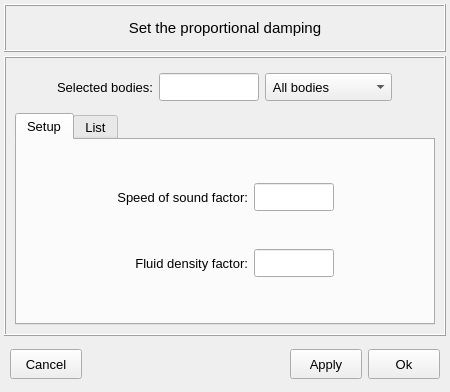
First picture: the form in vibra/interface/data/ui_files/model/acoustic/dissipation_models/proportional_damping_inputs.ui, repository MOPT-UFSC/VIBRA, before the edit.
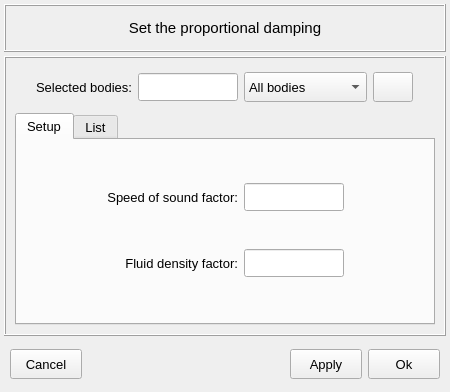
Second picture: the form after the edit. Icons and pictures are not drawn.

Commit message: Update the proportional damping ui file

The edit to the form file:
```diff
--- a/vibra/interface/data/ui_files/model/acoustic/dissipation_models/proportional_damping_inputs.ui
+++ b/vibra/interface/data/ui_files/model/acoustic/dissipation_models/proportional_damping_inputs.ui
@@ -7,7 +7,7 @@
     <x>0</x>
     <y>0</y>
     <width>450</width>
-    <height>388</height>
+    <height>392</height>
    </rect>
   </property>
   <property name="windowTitle">
@@ -111,7 +111,7 @@
         <property name="currentIndex">
          <number>0</number>
         </property>
-        <widget class="QWidget" name="tab_proportional_damping">
+        <widget class="QWidget" name="tab_main">
          <attribute name="title">
           <string>Setup</string>
          </attribute>
@@ -120,13 +120,13 @@
            <number>2</number>
           </property>
           <property name="topMargin">
-           <number>10</number>
+           <number>8</number>
           </property>
           <property name="rightMargin">
            <number>2</number>
           </property>
           <property name="bottomMargin">
-           <number>10</number>
+           <number>8</number>
           </property>
           <property name="spacing">
            <number>2</number>
@@ -246,13 +246,13 @@
               <widget class="QLineEdit" name="lineEdit_speed_of_sound_complex_factor">
                <property name="minimumSize">
                 <size>
-                 <width>80</width>
+                 <width>100</width>
                  <height>28</height>
                 </size>
                </property>
                <property name="maximumSize">
                 <size>
-                 <width>80</width>
+                 <width>100</width>
                  <height>28</height>
                 </size>
                </property>
@@ -279,13 +279,13 @@
               <widget class="QLineEdit" name="lineEdit_fluid_density_complex_factor">
                <property name="minimumSize">
                 <size>
-                 <width>80</width>
+                 <width>100</width>
                  <height>28</height>
                 </size>
                </property>
                <property name="maximumSize">
                 <size>
-                 <width>80</width>
+                 <width>100</width>
                  <height>28</height>
                 </size>
                </property>
@@ -533,83 +533,26 @@
           <number>6</number>
          </property>
          <property name="topMargin">
-          <number>6</number>
+          <number>2</number>
          </property>
          <property name="rightMargin">
           <number>6</number>
          </property>
          <property name="bottomMargin">
-          <number>6</number>
+          <number>2</number>
          </property>
-         <item row="0" column="3">
-          <widget class="QComboBox" name="comboBox_attribution_type">
-           <property name="minimumSize">
-            <size>
-             <width>0</width>
-             <height>28</height>
-            </size>
-           </property>
-           <property name="maximumSize">
-            <size>
-             <width>16777215</width>
-             <height>28</height>
-            </size>
-           </property>
-           <property name="font">
-            <font>
-             <pointsize>10</pointsize>
-            </font>
-           </property>
-           <item>
-            <property name="text">
-             <string> All bodies</string>
-            </property>
-           </item>
-           <item>
-            <property name="text">
-             <string> Selected bodies</string>
-            </property>
-           </item>
-          </widget>
-         </item>
-         <item row="0" column="4">
-          <spacer name="horizontalSpacer_3">
-           <property name="orientation">
-            <enum>Qt::Orientation::Horizontal</enum>
-           </property>
-           <property name="sizeHint" stdset="0">
-            <size>
-             <width>40</width>
-             <height>20</height>
-            </size>
-           </property>
-          </spacer>
-         </item>
-         <item row="0" column="0">
-          <spacer name="horizontalSpacer_4">
-           <property name="orientation">
-            <enum>Qt::Orientation::Horizontal</enum>
-           </property>
-           <property name="sizeHint" stdset="0">
-            <size>
-             <width>40</width>
-             <height>20</height>
-            </size>
-           </property>
-          </spacer>
-         </item>
          <item row="0" column="1">
           <widget class="QLabel" name="label_2">
            <property name="minimumSize">
             <size>
              <width>0</width>
-             <height>28</height>
+             <height>30</height>
             </size>
            </property>
            <property name="maximumSize">
             <size>
              <width>120</width>
-             <height>28</height>
+             <height>30</height>
             </size>
            </property>
            <property name="font">
@@ -630,6 +573,19 @@
            </property>
           </widget>
          </item>
+         <item row="0" column="0">
+          <spacer name="horizontalSpacer_4">
+           <property name="orientation">
+            <enum>Qt::Orientation::Horizontal</enum>
+           </property>
+           <property name="sizeHint" stdset="0">
+            <size>
+             <width>40</width>
+             <height>20</height>
+            </size>
+           </property>
+          </spacer>
+         </item>
          <item row="0" column="2">
           <widget class="QLineEdit" name="lineEdit_selection_id">
            <property name="enabled">
@@ -666,6 +622,99 @@
            </property>
           </widget>
          </item>
+         <item row="0" column="5">
+          <spacer name="horizontalSpacer_3">
+           <property name="orientation">
+            <enum>Qt::Orientation::Horizontal</enum>
+           </property>
+           <property name="sizeHint" stdset="0">
+            <size>
+             <width>40</width>
+             <height>20</height>
+            </size>
+           </property>
+          </spacer>
+         </item>
+         <item row="0" column="3">
+          <widget class="QComboBox" name="comboBox_attribution_type">
+           <property name="minimumSize">
+            <size>
+             <width>0</width>
+             <height>30</height>
+            </size>
+           </property>
+           <property name="maximumSize">
+            <size>
+             <width>16777215</width>
+             <height>30</height>
+            </size>
+           </property>
+           <property name="font">
+            <font>
+             <pointsize>10</pointsize>
+            </font>
+           </property>
+           <item>
+            <property name="text">
+             <string>All bodies</string>
+            </property>
+           </item>
+           <item>
+            <property name="text">
+             <string>Selected bodies</string>
+            </property>
+           </item>
+          </widget>
+         </item>
+         <item row="0" column="4">
+          <widget class="QPushButton" name="pushButton_select_group">
+           <property name="minimumSize">
+            <size>
+             <width>40</width>
+             <height>30</height>
+            </size>
+           </property>
+           <property name="maximumSize">
+            <size>
+             <width>40</width>
+             <height>30</height>
+            </size>
+           </property>
+           <property name="font">
+            <font>
+             <family>MS Shell Dlg 2</family>
+             <pointsize>11</pointsize>
+             <italic>false</italic>
+             <bold>true</bold>
+            </font>
+           </property>
+           <property name="toolTip">
+            <string>&lt;html&gt;&lt;head/&gt;&lt;body&gt;&lt;p&gt;&lt;span style=&quot; font-size:10pt; font-weight:400;&quot;&gt;Show the created groups&lt;/span&gt;&lt;/p&gt;&lt;/body&gt;&lt;/html&gt;</string>
+           </property>
+           <property name="styleSheet">
+            <string notr="true"/>
+           </property>
+           <property name="text">
+            <string/>
+           </property>
+           <property name="icon">
+            <iconset resource="../../../../icons/dark_theme/resources.qrc">
+             <normaloff>:/icons/selection_icon.png</normaloff>:/icons/selection_icon.png</iconset>
+           </property>
+           <property name="iconSize">
+            <size>
+             <width>20</width>
+             <height>20</height>
+            </size>
+           </property>
+           <property name="autoDefault">
+            <bool>false</bool>
+           </property>
+           <property name="flat">
+            <bool>false</bool>
+           </property>
+          </widget>
+         </item>
         </layout>
        </widget>
       </item>
```
Left out of the diff: 2 changed lines with no effect on the pictures. The commit also changes 1 other file.
